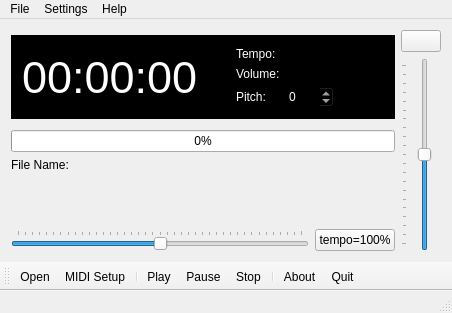
First picture: the form in guiplayer.ui, repository pedrolcl/dmidiplayer, before the edit.
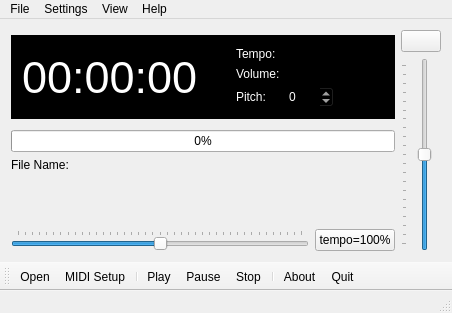
Second picture: the form after the edit. Icons and pictures are not drawn.

Commit message: imported channels and pianola views

The edit to the form file:
```diff
--- a/guiplayer.ui
+++ b/guiplayer.ui
@@ -504,8 +504,19 @@
     <addaction name="separator"/>
     <addaction name="actionMIDISetup"/>
    </widget>
+   <widget class="QMenu" name="menuView">
+    <property name="title">
+     <string>View</string>
+    </property>
+    <addaction name="actionPlaylist"/>
+    <addaction name="actionLyrics"/>
+    <addaction name="actionRhythm"/>
+    <addaction name="actionChannels"/>
+    <addaction name="actionPianoPlayer"/>
+   </widget>
    <addaction name="menuFile"/>
    <addaction name="menuSettings"/>
+   <addaction name="menuView"/>
    <addaction name="menuHelp"/>
   </widget>
   <widget class="QToolBar" name="toolBar">
```
Left out of the diff: 82 changed lines with no effect on the pictures. The commit also changes 16 other files.
